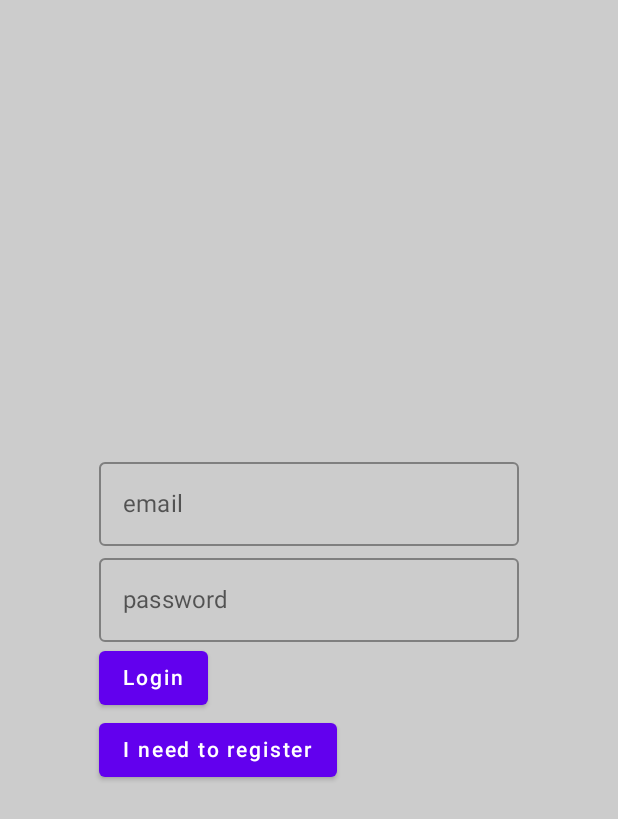
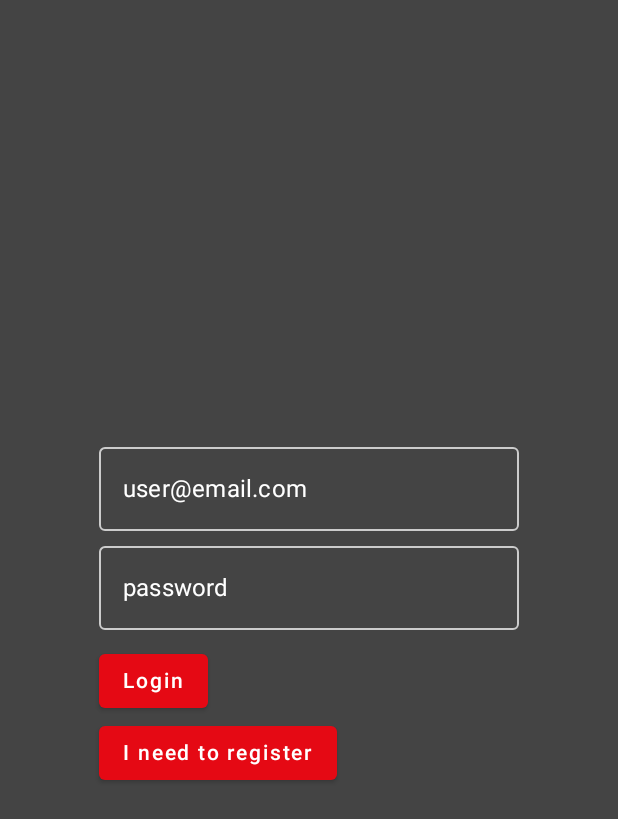
Before and after one commit to adizcode/SaathealthAssessment, an Android app built with Jetpack Compose: the screen it shows after launch (MainActivity), on a phone screen of 412 x 824 dp. Shown: the top 819 px of the screen. Run offline under Robolectric (Android 15) with nearby library versions, the phone set to English and light mode, and no system bars; our stand-ins replace Firebase (no records; nobody signed in at launch, a user with empty details on screens opened directly).

Commit message:
Improve UI

```diff
--- a/app/src/main/java/com/github/adizcode/saathealthassessment/ui/activity/MainActivity.kt
+++ b/app/src/main/java/com/github/adizcode/saathealthassessment/ui/activity/MainActivity.kt
@@ -40,7 +40,7 @@ class MainActivity : ComponentActivity() {
             NavHost(navController = navController, startDestination = Screen.Auth.route) {
                 composable(Screen.Auth.route) { AuthScreen(navController, viewModel) }
                 composable(Screen.Onboarding.route) { OnboardingScreen(navController, viewModel) }
-                composable(Screen.Dashboard.route) { DashboardScreen(navController) }
+                composable(Screen.Dashboard.route) { DashboardScreen(navController, viewModel) }
                 composable(Screen.Awards.route) { AwardsScreen(navController, viewModel) }
                 composable(Screen.Video.route) { VideoScreen(navController, viewModel) }
             }
--- a/app/src/main/java/com/github/adizcode/saathealthassessment/ui/screens/Auth.kt
+++ b/app/src/main/java/com/github/adizcode/saathealthassessment/ui/screens/Auth.kt
@@ -5,10 +5,13 @@ import androidx.compose.foundation.background
 import androidx.compose.foundation.clickable
 import androidx.compose.foundation.layout.Arrangement
 import androidx.compose.foundation.layout.Column
+import androidx.compose.foundation.layout.Spacer
 import androidx.compose.foundation.layout.fillMaxSize
+import androidx.compose.foundation.layout.height
 import androidx.compose.material.Button
 import androidx.compose.material.OutlinedTextField
 import androidx.compose.material.Text
+import androidx.compose.material.TextFieldDefaults
 import androidx.compose.runtime.Composable
 import androidx.compose.runtime.mutableStateOf
 import androidx.compose.runtime.saveable.rememberSaveable
@@ -18,6 +21,7 @@ import androidx.compose.ui.graphics.Color
 import androidx.compose.ui.platform.LocalContext
 import androidx.compose.ui.platform.LocalFocusManager
 import androidx.compose.ui.text.input.PasswordVisualTransformation
+import androidx.compose.ui.unit.dp
 import androidx.navigation.NavController
 import com.github.adizcode.saathealthassessment.navigation.Screen
 import com.github.adizcode.saathealthassessment.ui.viewmodel.AppViewModel
@@ -39,7 +43,7 @@ fun AuthScreen(navController: NavController, viewModel: AppViewModel) {
         verticalArrangement = Arrangement.Center,
         horizontalAlignment = Alignment.CenterHorizontally,
         modifier = Modifier
-            .background(Color.LightGray)
+            .background(Color.DarkGray)
             .fillMaxSize()
             .clickable { focusManager.clearFocus() }
     ) {
@@ -105,19 +109,32 @@ fun AuthFields(
         OutlinedTextField(
             value = email,
             placeholder = { Text(text = "user@email.com") },
-            label = { Text(text = "email") },
             onValueChange = onEmailChange,
-            isError = isEmailError
+            isError = isEmailError,
+            colors = TextFieldDefaults.outlinedTextFieldColors(
+                textColor = Color.White,
+                unfocusedBorderColor = Color.LightGray,
+                placeholderColor = Color.White,
+                focusedBorderColor = Color.White
+            )
         )
-
+        Spacer(modifier = Modifier.height(10.dp))
         OutlinedTextField(
             value = password,
             placeholder = { Text(text = "password") },
-            label = { Text(text = "password") },
             onValueChange = onPasswordChange,
             visualTransformation = PasswordVisualTransformation(),
-            isError = isPasswordError
+            isError = isPasswordError,
+            colors = TextFieldDefaults.outlinedTextFieldColors(
+                textColor = Color.White,
+                unfocusedBorderColor = Color.LightGray,
+                placeholderColor = Color.White,
+                focusedBorderColor = Color.White,
+
+                )
         )
+
+        Spacer(modifier = Modifier.height(10.dp))
 
         Button(onClick = onButtonClick) {
             Text(buttonText)
--- a/app/src/main/java/com/github/adizcode/saathealthassessment/ui/theme/Color.kt
+++ b/app/src/main/java/com/github/adizcode/saathealthassessment/ui/theme/Color.kt
@@ -8,3 +8,4 @@ val Purple700 = Color(0xFF3700B3)
 val Teal200 = Color(0xFF03DAC5)
 
 val AwardsBackground = Color(0xFFE3E2EA)
+val NetflixRed = Color(0xFFE50914)
--- a/app/src/main/java/com/github/adizcode/saathealthassessment/ui/theme/Theme.kt
+++ b/app/src/main/java/com/github/adizcode/saathealthassessment/ui/theme/Theme.kt
@@ -7,13 +7,13 @@ import androidx.compose.material.lightColors
 import androidx.compose.runtime.Composable
 
 private val DarkColorPalette = darkColors(
-    primary = Purple200,
+    primary = NetflixRed,
     primaryVariant = Purple700,
     secondary = Teal200
 )
 
 private val LightColorPalette = lightColors(
-    primary = Purple500,
+    primary = NetflixRed,
     primaryVariant = Purple700,
     secondary = Teal200
 
--- a/app/src/main/res/drawable/ic_tv.xml
+++ b/app/src/main/res/drawable/ic_tv.xml
@@ -1,7 +1,7 @@
 <vector xmlns:android="http://schemas.android.com/apk/res/android"
     android:width="24dp"
     android:height="24dp"
-    android:tint="#ED1111"
+    android:tint="#E50914"
     android:viewportWidth="24"
     android:viewportHeight="24">
     <group
```
Also changed, not shown: app/src/main/java/com/github/adizcode/saathealthassessment/ui/screens/Dashboard.kt (+14 -1 lines), app/src/main/java/com/github/adizcode/saathealthassessment/ui/viewmodel/AppViewModel.kt (+6 -1 lines).
